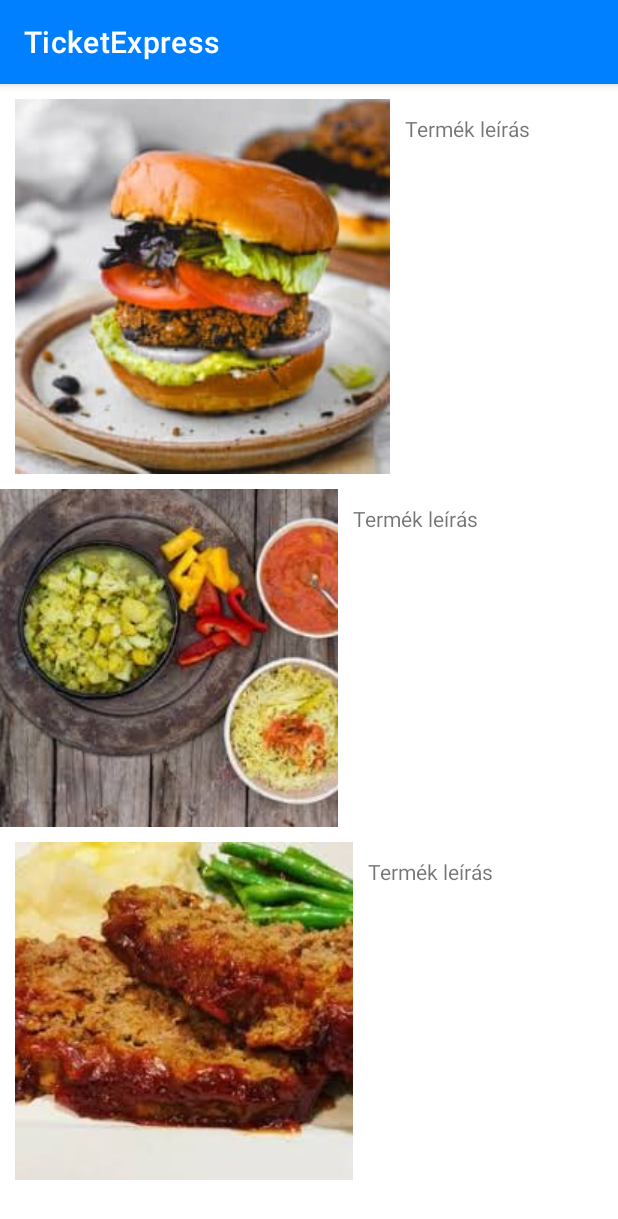
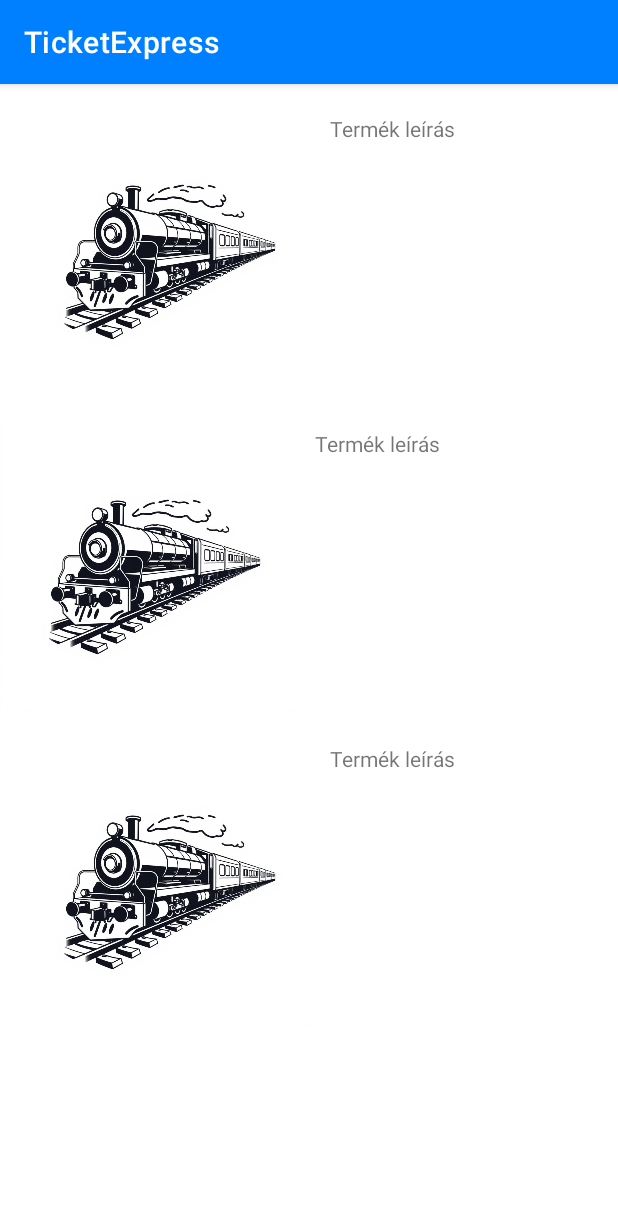
Before and after one commit to Larion2003/TicketExpress, an Android app: the ShopListActivity screen opened directly, with no data from a screen before it, on a phone screen of 412 x 824 dp. Shown: the top 1219 px of the screen. Run offline under Robolectric (Android 15) with nearby library versions, the phone set to English and light mode, and no system bars; our stand-ins replace Firebase (no records; nobody signed in at launch, a user with empty details on screens opened directly).

Commit message:
Projekt 1. mérföldkő

```diff
--- a/app/src/main/res/layout/activity_shop_list.xml
+++ b/app/src/main/res/layout/activity_shop_list.xml
@@ -8,33 +8,33 @@
 
     <ImageView
         android:id="@+id/elso"
-        android:layout_width="wrap_content"
-        android:layout_height="wrap_content"
+        android:layout_width="200dp"
+        android:layout_height="200dp"
         android:layout_marginTop="@dimen/default_margin"
         android:layout_marginStart="@dimen/default_margin"
         app:layout_constraintLeft_toLeftOf="parent"
         app:layout_constraintTop_toTopOf="parent"
-        app:srcCompat="@drawable/picture1"
+        app:srcCompat="@drawable/trainlogo"
         />
 
     <ImageView
         android:id="@+id/masodik"
-        android:layout_width="wrap_content"
-        android:layout_height="wrap_content"
+        android:layout_width="200dp"
+        android:layout_height="200dp"
         android:layout_marginTop="@dimen/default_margin"
         app:layout_constraintLeft_toLeftOf="parent"
         app:layout_constraintTop_toBottomOf="@+id/elso"
-        app:srcCompat="@drawable/picture2" />
+        app:srcCompat="@drawable/trainlogo" />
 
     <ImageView
         android:id="@+id/harmadik"
-        android:layout_width="wrap_content"
-        android:layout_height="wrap_content"
+        android:layout_width="200dp"
+        android:layout_height="200dp"
         android:layout_marginTop="@dimen/default_margin"
         android:layout_marginStart="@dimen/default_margin"
         app:layout_constraintLeft_toLeftOf="parent"
         app:layout_constraintTop_toBottomOf="@+id/masodik"
-        app:srcCompat="@drawable/picture3"
+        app:srcCompat="@drawable/trainlogo"
         />
 
 
```
Also changed, not shown: app/src/main/res/drawable-v24/picture1.jpg (deleted), app/src/main/res/drawable-v24/picture2.jpg (deleted), app/src/main/res/drawable-v24/picture3.jpg (deleted).
